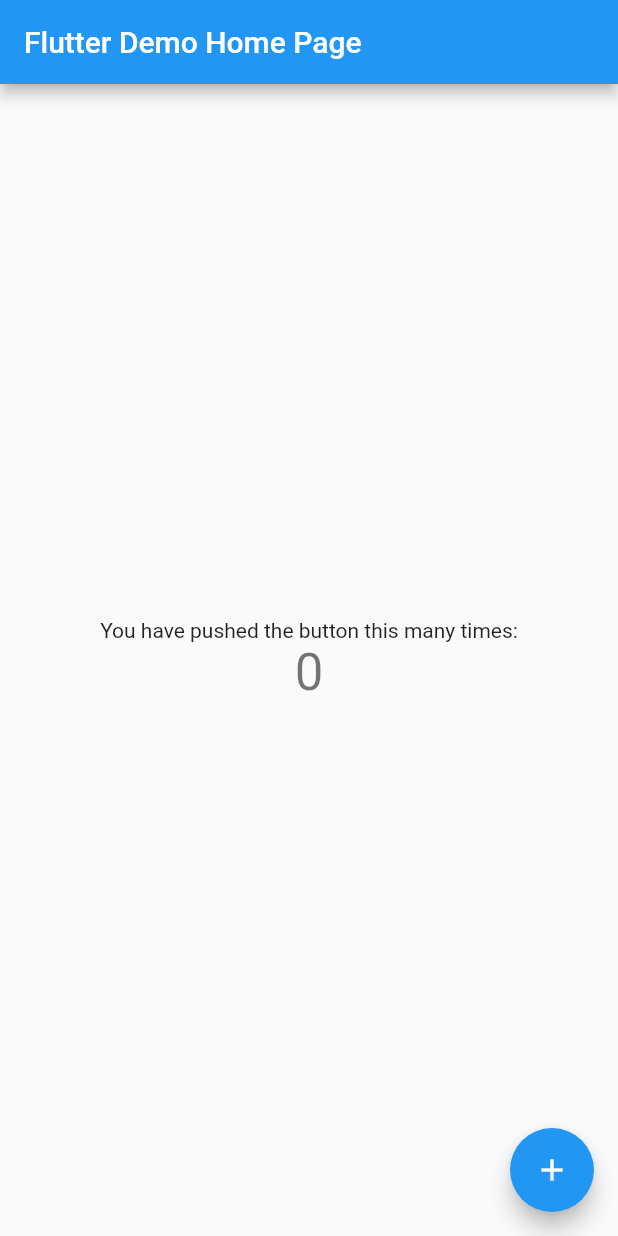
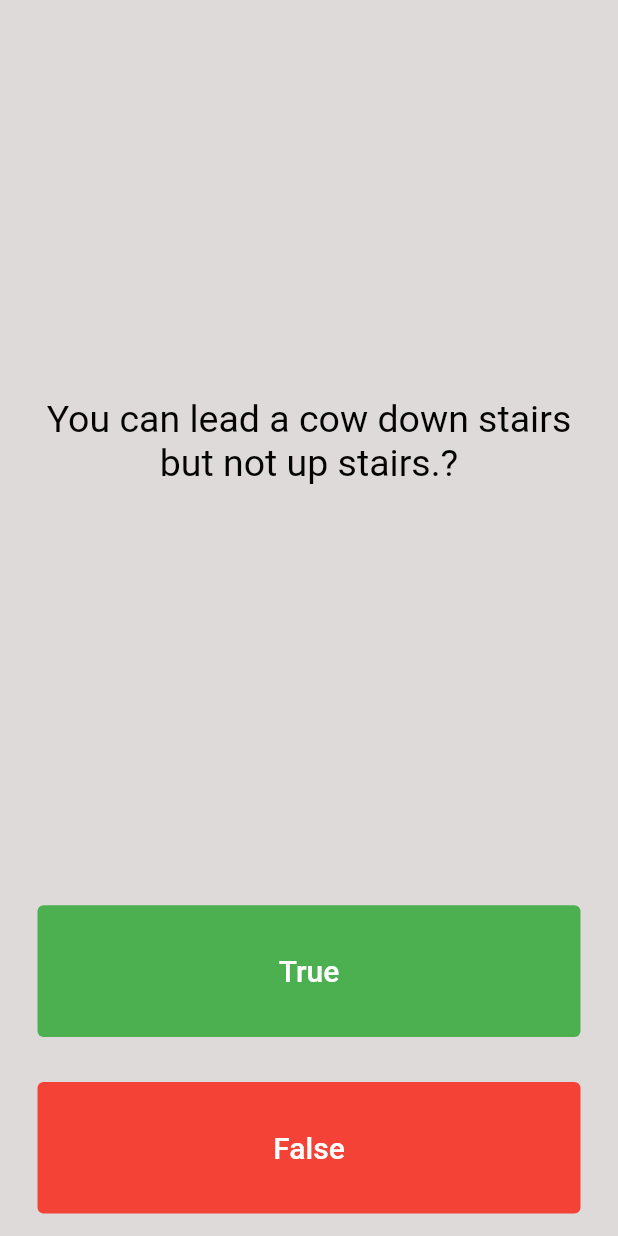
Before and after one commit to tijukariyil/testingapp, a Flutter app: the screen it shows after launch, on a phone screen of 412 x 824 dp. Run offline on Flutter 3.47's test engine with Material 2 defaults, Android fonts, the phone set to English and light mode, and no system bars.

```diff
--- a/lib/main.dart
+++ b/lib/main.dart
@@ -1,115 +1,139 @@
 import 'package:flutter/material.dart';
 
-void main() {
-  runApp(const MyApp());
-}
+void main() => runApp(Quizzler());
 
-class MyApp extends StatelessWidget {
-  const MyApp({super.key});
-
-  // This widget is the root of your application.
+class Quizzler extends StatelessWidget {
   @override
   Widget build(BuildContext context) {
     return MaterialApp(
-      title: 'Flutter Demoo',
-      theme: ThemeData(
-        // This is the theme of your application.
-        //
-        // Try running your application with "flutter run". You'll see the
-        // application has a blue toolbar. Then, without quitting the app, try
-        // changing the primarySwatch below to Colors.green and then invoke
-        // "hot reload" (press "r" in the console where you ran "flutter run",
-        // or simply save your changes to "hot reload" in a Flutter IDE).
-        // Notice that the counter didn't reset back to zero; the application
-        // is not restarted.
-        primarySwatch: Colors.blue,
+      home: Scaffold(
+        backgroundColor: Color.fromARGB(255, 222, 218, 218),
+        body: SafeArea(
+          child: Padding(
+            padding: EdgeInsets.symmetric(horizontal: 10.0),
+            child: QuizPage(),
+          ),
+        ),
       ),
-      home: const MyHomePage(title: 'Flutter Demo Home Page'),
     );
   }
 }
 
-class MyHomePage extends StatefulWidget {
-  const MyHomePage({super.key, required this.title});
-
-  // This widget is the home page of your application. It is stateful, meaning
-  // that it has a State object (defined below) that contains fields that affect
-  // how it looks.
-
-  // This class is the configuration for the state. It holds the values (in this
-  // case the title) provided by the parent (in this case the App widget) and
-  // used by the build method of the State. Fields in a Widget subclass are
-  // always marked "final".
-
-  final String title;
-
+class QuizPage extends StatefulWidget {
   @override
-  State<MyHomePage> createState() => _MyHomePageState();
+  _QuizPageState createState() => _QuizPageState();
 }
 
-class _MyHomePageState extends State<MyHomePage> {
-  int _counter = 0;
+class _QuizPageState extends State<QuizPage> {
+  List<Icon> scorkeeper = [];
+  List<String> questions = [
+    'You can lead a cow down stairs but not up stairs.?',
+    'Approximately one quarter of human bones are in the feet.?',
+    'A slug\'s blood is green.?',
+  ];
 
-  void _incrementCounter() {
-    setState(() {
-      // This call to setState tells the Flutter framework that something has
-      // changed in this State, which causes it to rerun the build method below
-      // so that the display can reflect the updated values. If we changed
-      // _counter without calling setState(), then the build method would not be
-      // called again, and so nothing would appear to happen.
-      _counter++;
-    });
-  }
+  List<bool> answers = [false, true, true];
+
+  int questionNumber = 0;
 
   @override
   Widget build(BuildContext context) {
-    // This method is rerun every time setState is called, for instance as done
-    // by the _incrementCounter method above.
-    //
-    // The Flutter framework has been optimized to make rerunning build methods
-    // fast, so that you can just rebuild anything that needs updating rather
-    // than having to individually change instances of widgets.
-    return Scaffold(
-      appBar: AppBar(
-        // Here we take the value from the MyHomePage object that was created by
-        // the App.build method, and use it to set our appbar title.
-        title: Text(widget.title),
-      ),
-      body: Center(
-        // Center is a layout widget. It takes a single child and positions it
-        // in the middle of the parent.
-        child: Column(
-          // Column is also a layout widget. It takes a list of children and
-          // arranges them vertically. By default, it sizes itself to fit its
-          // children horizontally, and tries to be as tall as its parent.
-          //
-          // Invoke "debug painting" (press "p" in the console, choose the
-          // "Toggle Debug Paint" action from the Flutter Inspector in Android
-          // Studio, or the "Toggle Debug Paint" command in Visual Studio Code)
-          // to see the wireframe for each widget.
-          //
-          // Column has various properties to control how it sizes itself and
-          // how it positions its children. Here we use mainAxisAlignment to
-          // center the children vertically; the main axis here is the vertical
-          // axis because Columns are vertical (the cross axis would be
-          // horizontal).
-          mainAxisAlignment: MainAxisAlignment.center,
-          children: <Widget>[
-            const Text(
-              'You have pushed the button this many times:',
+    return Column(
+      mainAxisAlignment: MainAxisAlignment.spaceBetween,
+      crossAxisAlignment: CrossAxisAlignment.stretch,
+      children: <Widget>[
+        Expanded(
+          flex: 5,
+          child: Padding(
+            padding: EdgeInsets.all(10.0),
+            child: Center(
+              child: Text(
+                questions[questionNumber],
+                textAlign: TextAlign.center,
+                style: TextStyle(
+                  fontSize: 25.0,
+                  color: Color.fromARGB(255, 3, 3, 3),
+                ),
+              ),
             ),
-            Text(
-              '$_counter',
-              style: Theme.of(context).textTheme.headline4,
+          ),
+        ),
+        Expanded(
+          child: Padding(
+            padding: EdgeInsets.all(15.0),
+            child: TextButton(
+              style: ButtonStyle(
+                  backgroundColor: MaterialStatePropertyAll(Colors.green)),
+              child: Text(
+                'True',
+                style: TextStyle(
+                  color: Colors.white,
+                  fontSize: 20.0,
+                ),
+              ),
+              onPressed: () {
+                //The user picked true.
+
+                bool correctAnswer = answers[questionNumber];
+
+                if (correctAnswer == true) {
+                  print('user is right');
+                } else {
+                  print('user wrong');
+
+                  setState(() {
+                    questionNumber++;
+                  });
+                }
+
+                print(questionNumber);
+              },
             ),
-          ],
+          ),
         ),
-      ),
-      floatingActionButton: FloatingActionButton(
-        onPressed: _incrementCounter,
-        tooltip: 'Increment',
-        child: const Icon(Icons.add),
-      ), // This trailing comma makes auto-formatting nicer for build methods.
+        Expanded(
+          child: Padding(
+            padding: EdgeInsets.all(15.0),
+            child: TextButton(
+              style: ButtonStyle(
+                  backgroundColor: MaterialStatePropertyAll(Colors.red)),
+              child: Text(
+                'False',
+                style: TextStyle(
+                  fontSize: 20.0,
+                  color: Colors.white,
+                ),
+              ),
+              onPressed: () {
+                //The user picked false.
+
+                bool correctAnswer = answers[questionNumber];
+                if (correctAnswer == false) {
+                  print('user is right');
+                } else {
+                  print('user wrong');
+                }
+                setState(() {
+                  questionNumber++;
+                });
+                print(questionNumber);
+              },
+            ),
+          ),
+        ),
+        Row(
+          children: scorkeeper,
+        )
+      ],
     );
   }
 }
+
+// this is a test line
+
+/*
+question1: 'You can lead a cow down stairs but not up stairs.', false,
+question2: 'Approximately one quarter of human bones are in the feet.', true,
+question3: 'A slug\'s blood is green.', true,
+*/
+//hello
```
